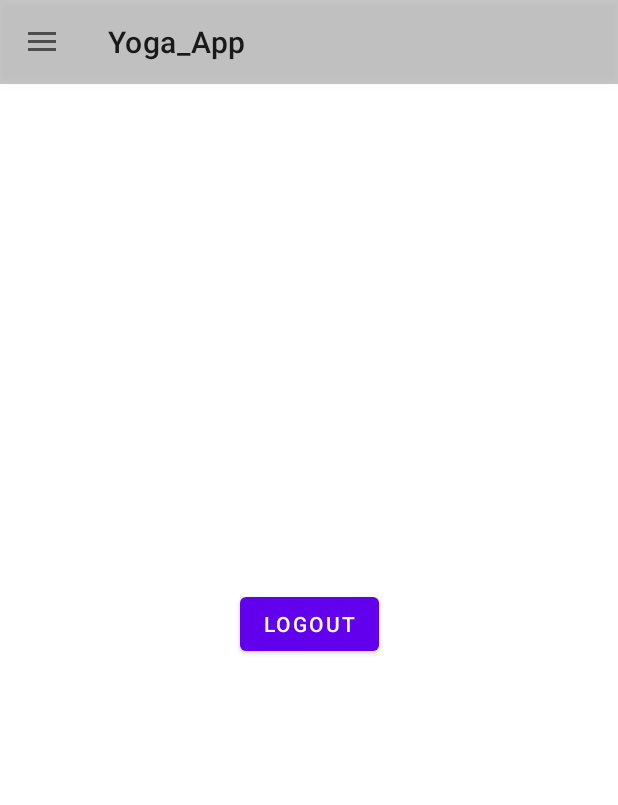
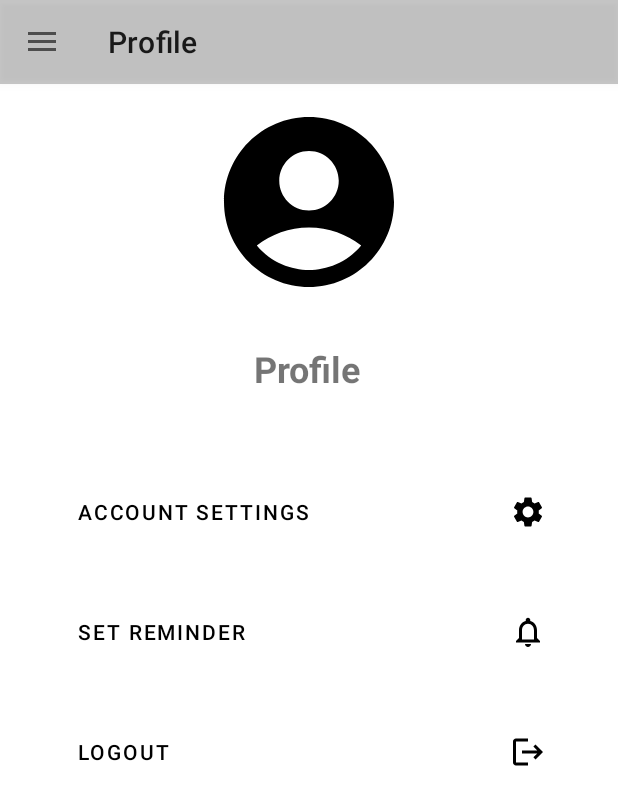
Before and after one commit to ericazpcalaca/Yoga_App, an Android app: the screen it shows after launch once a user with an empty profile is signed in (MainActivity), in the side drawer, after a tap on "Profile", on a phone screen of 412 x 824 dp. Shown: the top 805 px of the screen. Run offline under Robolectric (Android 15) with nearby library versions, the light colour scheme and no system bars; our stand-ins replace Firebase (no records; nobody signed in at launch, a user with empty details on screens opened directly).

Commit message:
Added buttons to the profile fragment

```diff
--- a/app/src/main/java/com/example/yoga_app/DailyProgress.java
+++ b/app/src/main/java/com/example/yoga_app/DailyProgress.java
@@ -7,14 +7,20 @@ import androidx.fragment.app.Fragment;
 import android.view.LayoutInflater;
 import android.view.View;
 import android.view.ViewGroup;
+import android.widget.CalendarView;
 
 
 public class DailyProgress extends Fragment {
 
+    private CalendarView calendarView;
+
     @Override
     public View onCreateView(LayoutInflater inflater, ViewGroup container,
                              Bundle savedInstanceState) {
+        View view = inflater.inflate(R.layout.fragment_daily_progress, container, false);
 
-        return inflater.inflate(R.layout.fragment_daily_progress, container, false);
+        calendarView = view.findViewById(R.id.calendarView);
+
+        return view;
     }
 }
--- a/app/src/main/java/com/example/yoga_app/MainActivity.java
+++ b/app/src/main/java/com/example/yoga_app/MainActivity.java
@@ -50,6 +50,7 @@ public class MainActivity extends AppCompatActivity implements NavigationView.On
         if(savedInstanceState == null){
             getSupportFragmentManager().beginTransaction().replace(R.id.fragmentContainer, new Home()).commit();
             navigationView.setCheckedItem(R.id.home);
+            toolbar.setTitle("Yoga");
         }
 
 
@@ -65,14 +66,6 @@ public class MainActivity extends AppCompatActivity implements NavigationView.On
 //            textView.setText(user.getEmail());
 //        }
 //
-//        btnLogout.setOnClickListener(new View.OnClickListener() {
-//            @Override
-//            public void onClick(View v) {
-//                FirebaseAuth.getInstance().signOut();
-//                startActivity(new Intent(getApplicationContext(),Login.class));
-//                finish();
-//            }
-//        });
 
 
     }
@@ -93,18 +86,22 @@ public class MainActivity extends AppCompatActivity implements NavigationView.On
             case R.id.home:
                 getSupportFragmentManager().beginTransaction().replace(R.id.fragmentContainer, new Home()).commit();
                 drawer.closeDrawer(GravityCompat.START);
+                toolbar.setTitle("Yoga");
                 break;
             case R.id.explore:
                 getSupportFragmentManager().beginTransaction().replace(R.id.fragmentContainer, new Explore()).commit();
                 drawer.closeDrawer(GravityCompat.START);
+                toolbar.setTitle("Explore");
                 break;
             case R.id.progress:
                 getSupportFragmentManager().beginTransaction().replace(R.id.fragmentContainer, new DailyProgress()).commit();
                 drawer.closeDrawer(GravityCompat.START);
+                toolbar.setTitle("Daily Progress");
                 break;
             case R.id.profile:
                 getSupportFragmentManager().beginTransaction().replace(R.id.fragmentContainer, new Profile()).commit();
                 drawer.closeDrawer(GravityCompat.START);
+                toolbar.setTitle("Profile");
                 break;
             case R.id.nav_share:
                 Toast.makeText(this,"Share",Toast.LENGTH_SHORT).show();
--- a/app/src/main/java/com/example/yoga_app/Profile.java
+++ b/app/src/main/java/com/example/yoga_app/Profile.java
@@ -35,8 +35,10 @@ public class Profile extends Fragment {
             startActivity(new Intent(getContext(), Login.class));
             getActivity().finish();
         } else {
+
             textView.setText(user.getEmail());
         }
+
 
         btnLogout.setOnClickListener(new View.OnClickListener() {
             @Override
--- /dev/null
+++ b/app/src/main/res/drawable/btn_background_profile.xml
@@ -0,0 +1,9 @@
+<?xml version="1.0" encoding="utf-8"?>
+<selector xmlns:android="http://schemas.android.com/apk/res/android">
+    <item android:state_pressed="true">
+        <shape android:shape="rectangle">
+            <solid android:color="#FF0000"/> <!-- Change color for pressed state -->
+            <corners android:radius="10dp"/>
+        </shape>
+    </item>
+</selector>
--- /dev/null
+++ b/app/src/main/res/drawable/ic_baseline_logout_24.xml
@@ -0,0 +1,5 @@
+<vector android:autoMirrored="true" android:height="24dp"
+    android:tint="#000000" android:viewportHeight="24"
+    android:viewportWidth="24" android:width="24dp" xmlns:android="http://schemas.android.com/apk/res/android">
+    <path android:fillColor="@android:color/white" android:pathData="M17,7l-1.41,1.41L18.17,11H8v2h10.17l-2.58,2.58L17,17l5,-5zM4,5h8V3H4c-1.1,0 -2,0.9 -2,2v14c0,1.1 0.9,2 2,2h8v-2H4V5z"/>
+</vector>
--- /dev/null
+++ b/app/src/main/res/drawable/ic_baseline_notifications_none_24.xml
@@ -0,0 +1,5 @@
+<vector android:height="24dp" android:tint="#000000"
+    android:viewportHeight="24" android:viewportWidth="24"
+    android:width="24dp" xmlns:android="http://schemas.android.com/apk/res/android">
+    <path android:fillColor="@android:color/white" android:pathData="M12,22c1.1,0 2,-0.9 2,-2h-4c0,1.1 0.9,2 2,2zM18,16v-5c0,-3.07 -1.63,-5.64 -4.5,-6.32L13.5,4c0,-0.83 -0.67,-1.5 -1.5,-1.5s-1.5,0.67 -1.5,1.5v0.68C7.64,5.36 6,7.92 6,11v5l-2,2v1h16v-1l-2,-2zM16,17L8,17v-6c0,-2.48 1.51,-4.5 4,-4.5s4,2.02 4,4.5v6z"/>
+</vector>
--- /dev/null
+++ b/app/src/main/res/drawable/ic_baseline_settings_24.xml
@@ -0,0 +1,5 @@
+<vector android:height="24dp" android:tint="#000000"
+    android:viewportHeight="24" android:viewportWidth="24"
+    android:width="24dp" xmlns:android="http://schemas.android.com/apk/res/android">
+    <path android:fillColor="@android:color/white" android:pathData="M19.14,12.94c0.04,-0.3 0.06,-0.61 0.06,-0.94c0,-0.32 -0.02,-0.64 -0.07,-0.94l2.03,-1.58c0.18,-0.14 0.23,-0.41 0.12,-0.61l-1.92,-3.32c-0.12,-0.22 -0.37,-0.29 -0.59,-0.22l-2.39,0.96c-0.5,-0.38 -1.03,-0.7 -1.62,-0.94L14.4,2.81c-0.04,-0.24 -0.24,-0.41 -0.48,-0.41h-3.84c-0.24,0 -0.43,0.17 -0.47,0.41L9.25,5.35C8.66,5.59 8.12,5.92 7.63,6.29L5.24,5.33c-0.22,-0.08 -0.47,0 -0.59,0.22L2.74,8.87C2.62,9.08 2.66,9.34 2.86,9.48l2.03,1.58C4.84,11.36 4.8,11.69 4.8,12s0.02,0.64 0.07,0.94l-2.03,1.58c-0.18,0.14 -0.23,0.41 -0.12,0.61l1.92,3.32c0.12,0.22 0.37,0.29 0.59,0.22l2.39,-0.96c0.5,0.38 1.03,0.7 1.62,0.94l0.36,2.54c0.05,0.24 0.24,0.41 0.48,0.41h3.84c0.24,0 0.44,-0.17 0.47,-0.41l0.36,-2.54c0.59,-0.24 1.13,-0.56 1.62,-0.94l2.39,0.96c0.22,0.08 0.47,0 0.59,-0.22l1.92,-3.32c0.12,-0.22 0.07,-0.47 -0.12,-0.61L19.14,12.94zM12,15.6c-1.98,0 -3.6,-1.62 -3.6,-3.6s1.62,-3.6 3.6,-3.6s3.6,1.62 3.6,3.6S13.98,15.6 12,15.6z"/>
+</vector>
--- a/app/src/main/res/layout/fragment_daily_progress.xml
+++ b/app/src/main/res/layout/fragment_daily_progress.xml
@@ -1,14 +1,18 @@
 <?xml version="1.0" encoding="utf-8"?>
-<FrameLayout xmlns:android="http://schemas.android.com/apk/res/android"
+<androidx.constraintlayout.widget.ConstraintLayout xmlns:android="http://schemas.android.com/apk/res/android"
+    xmlns:app="http://schemas.android.com/apk/res-auto"
     xmlns:tools="http://schemas.android.com/tools"
     android:layout_width="match_parent"
     android:layout_height="match_parent"
     tools:context=".DailyProgress">
 
-    <!-- TODO: Update blank fragment layout -->
-    <TextView
-        android:layout_width="match_parent"
-        android:layout_height="match_parent"
-        android:text="@string/hello_blank_fragment" />
 
-</FrameLayout>
+    <CalendarView
+        android:id="@+id/calendarView"
+        android:layout_width="wrap_content"
+        android:layout_height="wrap_content"
+        android:layout_marginStart="30dp"
+        android:layout_marginTop="98dp"
+        app:layout_constraintStart_toStartOf="parent"
+        app:layout_constraintTop_toTopOf="parent" />
+</androidx.constraintlayout.widget.ConstraintLayout>
--- a/app/src/main/res/layout/fragment_profile.xml
+++ b/app/src/main/res/layout/fragment_profile.xml
@@ -6,30 +6,93 @@
     android:layout_height="match_parent"
     tools:context=".Profile">
 
+    <ImageView
+        android:id="@+id/imgUser"
+        android:layout_width="136dp"
+        android:layout_height="157dp"
+        android:contentDescription="@string/imgDescription"
+        android:src="@drawable/ic_baseline_account_circle_24"
+        app:layout_constraintEnd_toEndOf="parent"
+        app:layout_constraintStart_toStartOf="parent"
+        app:layout_constraintTop_toTopOf="parent" />
+
+    <TextView
+        android:id="@+id/txtProfile"
+        android:layout_width="wrap_content"
+        android:layout_height="wrap_content"
+        android:layout_marginTop="16dp"
+        android:text="@string/txtProfile"
+        android:textSize="24sp"
+        android:textStyle="bold"
+        app:layout_constraintEnd_toEndOf="@+id/imgUser"
+        app:layout_constraintHorizontal_bias="0.484"
+        app:layout_constraintStart_toStartOf="@+id/imgUser"
+        app:layout_constraintTop_toBottomOf="@+id/imgUser" />
+
     <TextView
         android:id="@+id/textView"
         android:layout_width="wrap_content"
         android:layout_height="wrap_content"
-        android:layout_marginStart="8dp"
-        android:layout_marginBottom="55dp"
+        android:layout_marginTop="20dp"
         android:text="Hello World!"
-        app:layout_constraintBottom_toBottomOf="parent"
-        app:layout_constraintBottom_toTopOf="@+id/btnLogout"
-        app:layout_constraintEnd_toEndOf="parent"
-        app:layout_constraintHorizontal_bias="0.0"
-        app:layout_constraintStart_toStartOf="@+id/btnLogout"
-        app:layout_constraintTop_toTopOf="parent" />
-
-    <Button
-        android:id="@+id/btnLogout"
-        android:layout_width="wrap_content"
-        android:layout_height="wrap_content"
-        android:layout_marginBottom="253dp"
-        android:text="@string/btnLogout"
-        app:layout_constraintBottom_toBottomOf="parent"
         app:layout_constraintEnd_toEndOf="parent"
         app:layout_constraintStart_toStartOf="parent"
-        app:layout_constraintTop_toBottomOf="@+id/textView" />
+        app:layout_constraintTop_toBottomOf="@+id/txtProfile" />
+
+    <LinearLayout
+        android:layout_width="match_parent"
+        android:layout_height="wrap_content"
+        android:orientation="vertical"
+        app:layout_constraintTop_toBottomOf="@+id/textView">
+
+        <Button
+            android:id="@+id/btnAccount"
+            android:layout_width="match_parent"
+            android:layout_height="60dp"
+            android:layout_marginStart="32dp"
+            android:layout_marginEnd="32dp"
+            android:layout_marginTop="10dp"
+            android:layout_marginBottom="10dp"
+            android:background="@drawable/btn_background_profile"
+            android:drawableEnd="@drawable/ic_baseline_settings_24"
+            android:drawablePadding="30dp"
+            android:paddingStart="20dp"
+            android:text="@string/btnAccount"
+            android:textAlignment="viewStart"
+            android:textColor="#000000" />
+        <Button
+            android:id="@+id/btnReminder"
+            android:layout_width="match_parent"
+            android:layout_height="60dp"
+            android:layout_marginStart="32dp"
+            android:layout_marginEnd="32dp"
+            android:layout_marginTop="10dp"
+            android:layout_marginBottom="10dp"
+            android:background="@drawable/btn_background_profile"
+            android:drawableEnd="@drawable/ic_baseline_notifications_none_24"
+            android:drawablePadding="30dp"
+            android:paddingStart="20dp"
+            android:text="@string/txtReminder"
+            android:textAlignment="viewStart"
+            android:textColor="#000000" />
+
+        <Button
+            android:id="@+id/btnLogout"
+            android:layout_width="match_parent"
+            android:layout_height="60dp"
+            android:layout_marginStart="32dp"
+            android:layout_marginEnd="32dp"
+            android:layout_marginTop="10dp"
+            android:layout_marginBottom="10dp"
+            android:background="@drawable/btn_background_profile"
+            android:drawableEnd="@drawable/ic_baseline_logout_24"
+            android:drawablePadding="30dp"
+            android:paddingStart="20dp"
+            android:text="@string/btnLogout"
+            android:textAlignment="viewStart"
+            android:textColor="#000000" />
+    </LinearLayout>
+
 
 
 </androidx.constraintlayout.widget.ConstraintLayout>
--- a/app/src/main/res/layout/nav_header.xml
+++ b/app/src/main/res/layout/nav_header.xml
@@ -21,6 +21,7 @@
         android:textAppearance="@style/TextAppearance.AppCompat.Body1" />
 
     <TextView
+        android:id="@+id/userEmail"
         android:layout_width="wrap_content"
         android:layout_height="wrap_content"
         android:text="info@email.com" />
--- a/app/src/main/res/values/strings.xml
+++ b/app/src/main/res/values/strings.xml
@@ -12,4 +12,8 @@
     <string name="nav_drawer_close">Close navigation drawer</string>
     <!-- TODO: Remove or change this placeholder text -->
     <string name="hello_blank_fragment">Hello blank fragment</string>
+    <string name="imgDescription">User icon</string>
+    <string name="txtProfile">Profile</string>
+    <string name="btnAccount">Account Settings</string>
+    <string name="txtReminder">Set Reminder</string>
 </resources>
```
